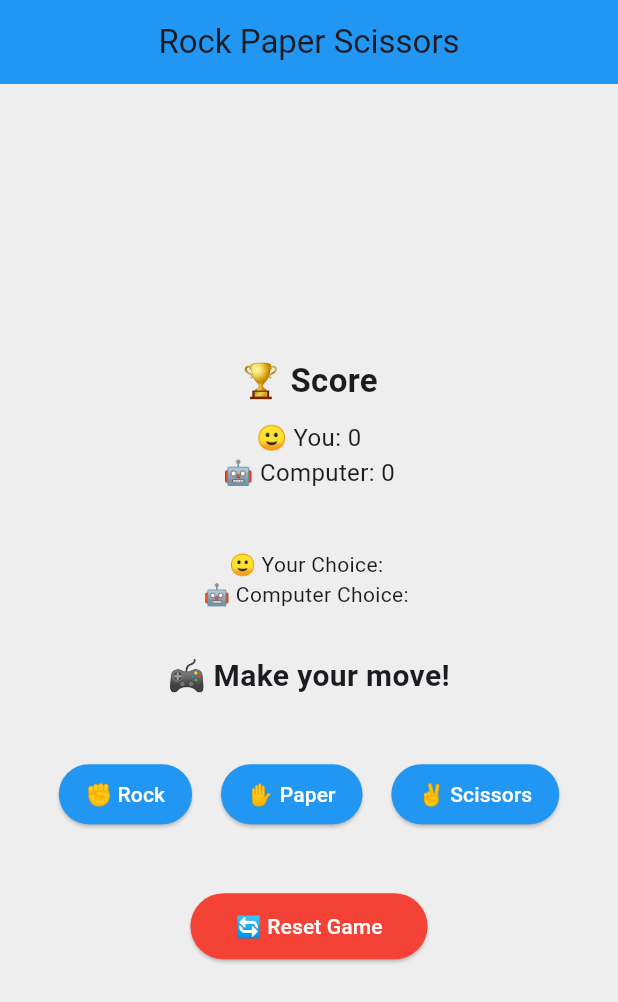
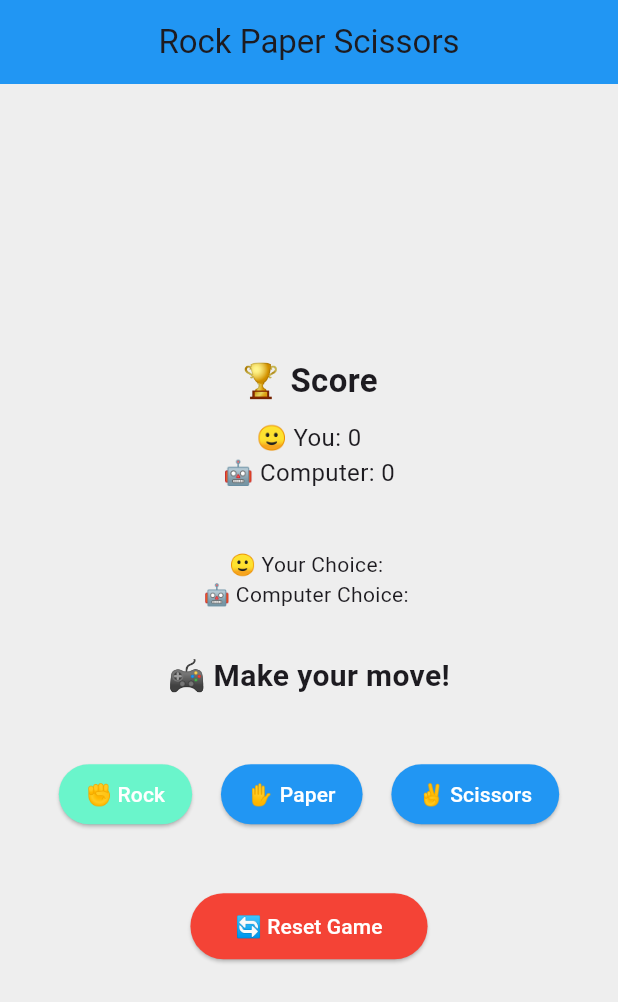
Before and after one commit to KTharushi11/rps_game, a Flutter app: the screen it shows after launch, on a phone screen of 412 x 824 dp. Shown: the top 1002 px of the screen. Run offline on Flutter 3.47's test engine with Material 3 defaults, Android fonts, the phone set to English and light mode, and no system bars; our stand-ins replace device_preview.

Commit message:
Update main.dart

```diff
--- a/lib/main.dart
+++ b/lib/main.dart
@@ -144,7 +144,7 @@ class _RockPaperScissorsState extends State<RockPaperScissors> {
                 children: [
                   ElevatedButton(
                     style: ElevatedButton.styleFrom(
-                      backgroundColor: Colors.blue,
+                      backgroundColor: const Color.fromARGB(255, 106, 245, 203),
                       foregroundColor: Colors.white,
                       padding: const EdgeInsets.symmetric(
                         horizontal: 18,
```
